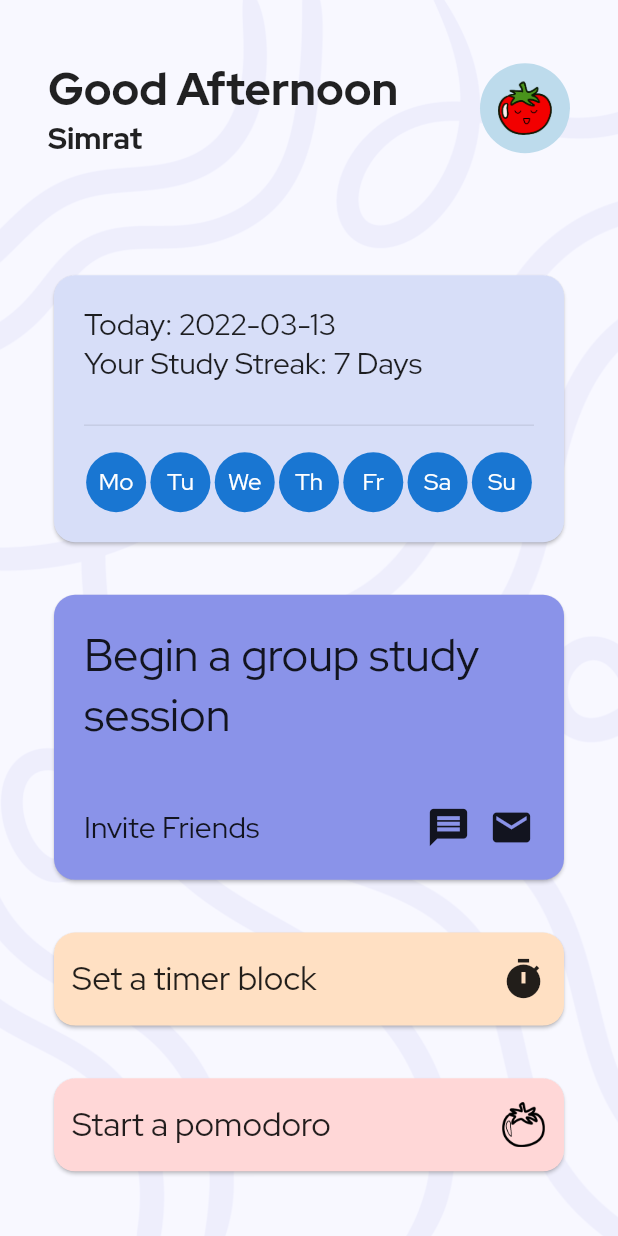
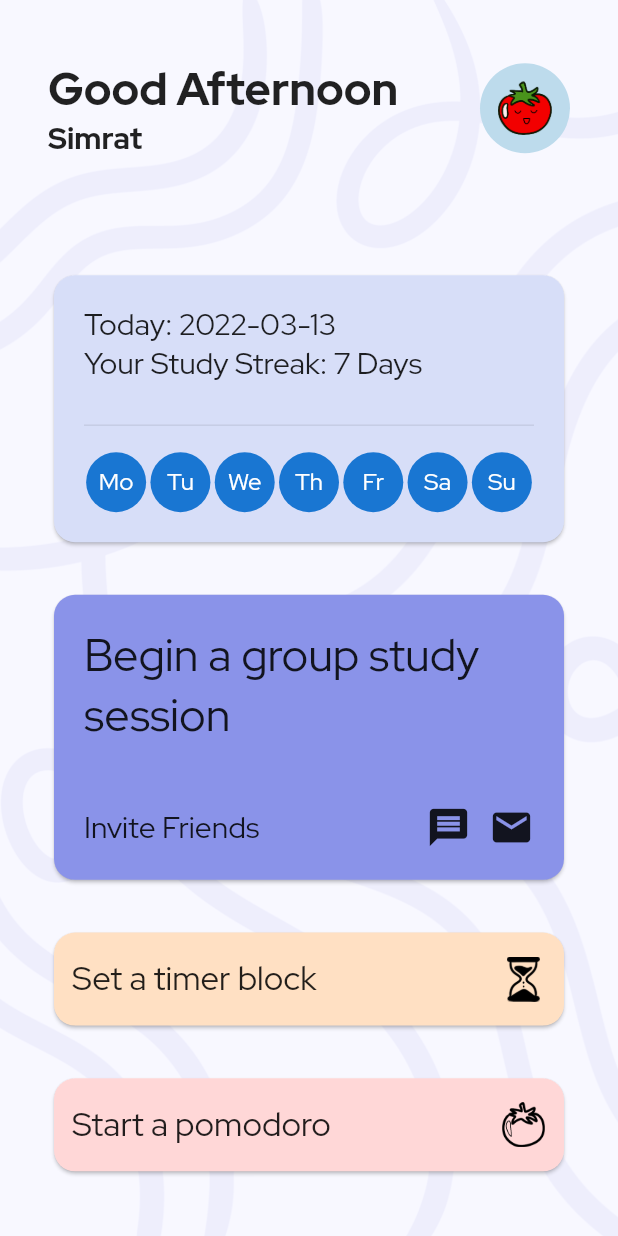
Before and after one commit to simrat39/StudyBuddy, a Flutter app: the screen it shows after launch, on a phone screen of 412 x 824 dp. Run offline on Flutter 3.47's test engine with Material 2 defaults, Android fonts, the phone set to English and light mode, and no system bars; our stand-ins replace flutter_riverpod.

Commit message:
feat(homepage): Add hourglass icon

```diff
--- a/lib/home_page.dart
+++ b/lib/home_page.dart
@@ -215,9 +215,10 @@ class HomePageState extends State<HomePage> {
                                   ?.copyWith(fontSize: 22),
                             ),
                             const Spacer(),
-                            const Icon(
-                              Icons.timer,
-                              size: 30,
+                            Image.asset(
+                              "assets/hourglass.png",
+                              height: 30,
+                              width: 30,
                             ),
                           ],
                         ),
@@ -247,10 +248,6 @@ class HomePageState extends State<HomePage> {
                           height: 30,
                           width: 30,
                         ),
-                        /* const Icon( */
-                        /*   Icons.apple, */
-                        /*   size: 30, */
-                        /* ), */
                       ],
                     ),
                   ),
--- a/pubspec.yaml
+++ b/pubspec.yaml
@@ -75,6 +75,7 @@ flutter:
     - assets/buddy4.png
     - assets/tomato_red.png
     - assets/tomato_black.png
+    - assets/hourglass.png
 
   # An image asset can refer to one or more resolution-specific "variants", see
   # https://flutter.dev/assets-and-images/#resolution-aware.
```
Also changed, not shown: assets/hourglass.png (added).
